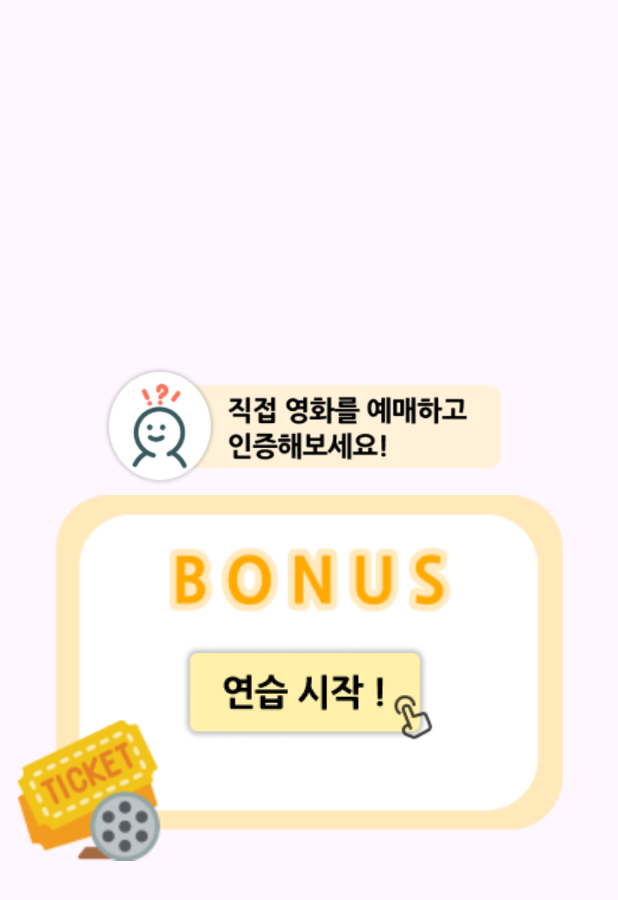
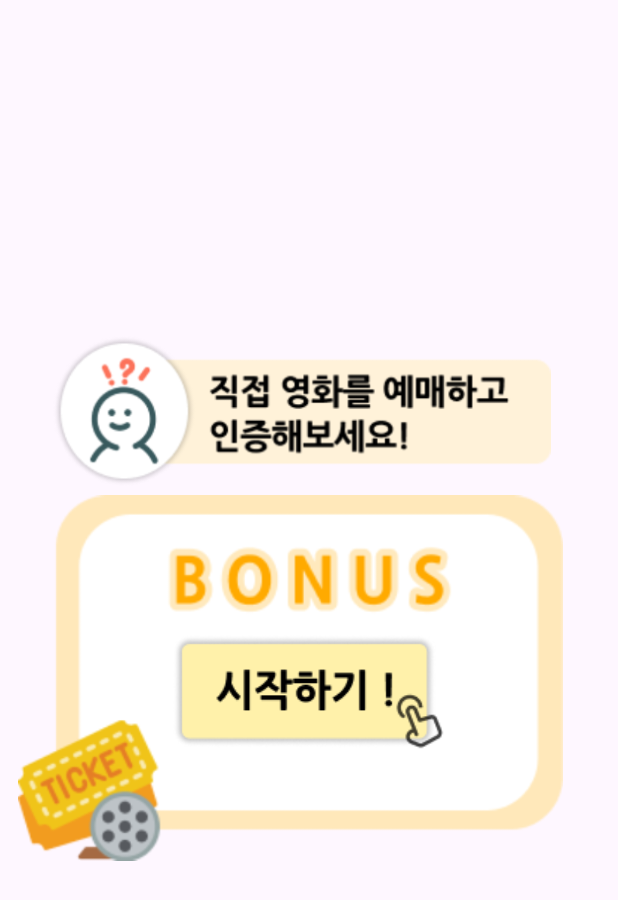
Before and after one commit to leeinsunny/OrderAttack, an Android app: the layout popup_movie_bonus.xml on its own in the app's theme, with its tools: preview values and no code run, on a phone screen of 412 x 824 dp. Shown: the top 900 px of the screen. Run offline under Robolectric (Android 15) with nearby library versions, the light colour scheme and no system bars.

Commit message:
테스트

```diff
--- a/app/src/main/AndroidManifest.xml
+++ b/app/src/main/AndroidManifest.xml
@@ -25,7 +25,7 @@
             android:name=".game.movie.MovieStep2Activity"
             android:exported="false" />
         <activity
-            android:name=".game.movie.stage2_intro"
+            android:name=".game.stage2_intro"
             android:exported="false" />
         <activity
             android:name=".Healingtown.HealingMainActivity"
--- a/app/src/main/java/com/example/orderattack/game/gameintro.kt
+++ b/app/src/main/java/com/example/orderattack/game/gameintro.kt
@@ -6,7 +6,6 @@ import androidx.appcompat.app.AppCompatActivity
 import androidx.databinding.DataBindingUtil
 import com.example.orderattack.R
 import com.example.orderattack.databinding.ActivityGameintroBinding
-import com.example.orderattack.game.movie.stage2_intro
 
 
 class gameintro: AppCompatActivity() {
--- a/app/src/main/java/com/example/orderattack/game/movie/stage2_intro.kt
+++ b/app/src/main/java/com/example/orderattack/game/stage2_intro.kt
@@ -1,4 +1,4 @@
-package com.example.orderattack.game.movie
+package com.example.orderattack.game
 
 import android.app.Dialog
 import android.content.Intent
@@ -9,6 +9,10 @@ import android.os.Bundle
 import android.view.ViewGroup
 import android.widget.ImageButton
 import com.example.orderattack.R
+import com.example.orderattack.game.movie.MovieBonusActivity
+import com.example.orderattack.game.movie.MovieStep1Activity
+import com.example.orderattack.game.movie.MovieStep2Activity
+import com.example.orderattack.game.movie.MovieStep3Activity
 
 class stage2_intro : AppCompatActivity() {
 
--- a/app/src/main/res/layout/popup_movie_bonus.xml
+++ b/app/src/main/res/layout/popup_movie_bonus.xml
@@ -9,7 +9,7 @@
         <ImageView
             android:id="@+id/popupMovieBonusHelp"
             android:layout_width="400dp"
-            android:layout_height="80dp"
+            android:layout_height="100dp"
             android:layout_marginRight="10dp"
             android:src="@drawable/popup_movie_bonus_help"
             app:layout_constraintStart_toStartOf="parent"
@@ -35,7 +35,7 @@
             android:layout_marginTop="20dp"
             android:layout_marginLeft="25dp"
             android:background="@android:color/transparent"
-            android:src="@drawable/start_btn"
+            android:src="@drawable/start_bonus_btn"
             app:layout_constraintTop_toTopOf="@id/popupMovieBonus"
             app:layout_constraintStart_toStartOf="@id/popupMovieBonus"
             app:layout_constraintEnd_toEndOf="@id/popupMovieBonus"
--- a/app/src/main/res/layout/popup_movie_step2.xml
+++ b/app/src/main/res/layout/popup_movie_step2.xml
@@ -9,7 +9,7 @@
         <ImageView
             android:id="@+id/popupMovieSecondHelp"
             android:layout_width="400dp"
-            android:layout_height="80dp"
+            android:layout_height="100dp"
             android:layout_marginRight="10dp"
             android:src="@drawable/popup_movie_second_help"
             app:layout_constraintStart_toStartOf="parent"
--- a/app/src/main/res/layout/popup_movie_step3.xml
+++ b/app/src/main/res/layout/popup_movie_step3.xml
@@ -9,7 +9,7 @@
         <ImageView
             android:id="@+id/popupMovieThirdHelp"
             android:layout_width="400dp"
-            android:layout_height="80dp"
+            android:layout_height="100dp"
             android:layout_marginRight="10dp"
             android:src="@drawable/popup_movie_third_help"
             app:layout_constraintStart_toStartOf="parent"
```
Also changed, not shown: 18 other files.
